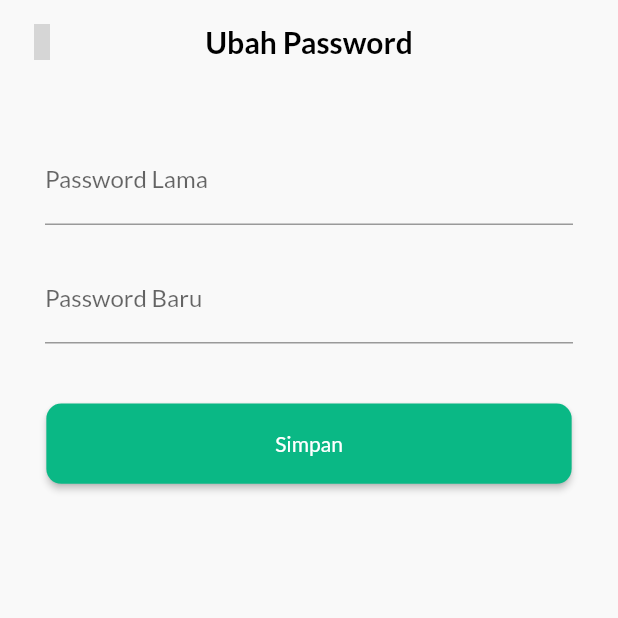
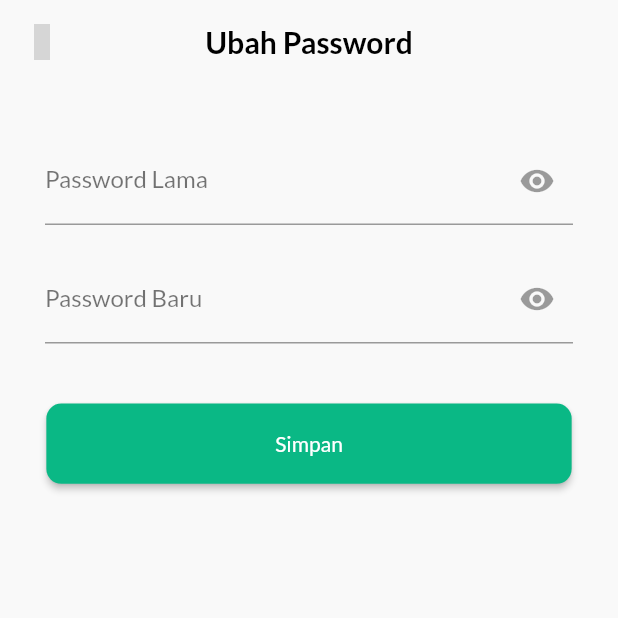
Before and after one commit to khrisnandika/HealthCare-Mobile, a Flutter app: the ubahPassword screen opened directly, on a phone screen of 412 x 824 dp, the top half of it. Run offline on Flutter 3.47's test engine with Material 2 defaults, Android fonts, the phone set to English and light mode, and no system bars; our stand-ins replace accordion, cloud_firestore, concentric_transition, firebase_auth, firebase_core, firebase_storage and 9 more; accounts and stored records are empty; network calls fail; grey boxes are pictures that could not be loaded.

Commit message:
update profile page

```diff
--- a/lib/pages/Akun/ubah_password.dart
+++ b/lib/pages/Akun/ubah_password.dart
@@ -14,7 +14,14 @@ class _ubahPasswordState extends State<ubahPassword> {
   TextEditingController currentPasswordController = TextEditingController();
   TextEditingController newPasswordController = TextEditingController();
   TextEditingController emailController = TextEditingController();
-  TextEditingController passwordController= TextEditingController();
+  TextEditingController passwordController = TextEditingController();
+
+  bool _obscureText = true;
+  bool _obscureCText = true;
+
+  FocusNode _focusNode = FocusNode();
+  FocusNode _focusNodes = FocusNode();
+  Color? color;
 
   void _changePassword(String currentPassword, String newPassword) async {
     final user = await FirebaseAuth.instance.currentUser;
@@ -39,6 +46,16 @@ class _ubahPasswordState extends State<ubahPassword> {
 
   @override
   Widget build(BuildContext context) {
+    _focusNode.addListener(
+      () {
+        setState(
+          () {
+            color = _focusNode.hasFocus ? kHealthCareColor : Colors.black54;
+          },
+        );
+      },
+    );
+
     return Scaffold(
       backgroundColor: kBackgroundColor,
       appBar: AppBar(
@@ -69,30 +86,47 @@ class _ubahPasswordState extends State<ubahPassword> {
               SizedBox(
                 height: 25,
               ),
-              // Padding(
-              //   padding: EdgeInsets.symmetric(
-              //     horizontal: 30,
-              //     vertical: 10,
-              //   ),
-              //   child: TextField(
-              //     obscureText: true,
-              //     decoration: InputDecoration(
-              //       labelText: 'Password Awal',
-              //       hintText: 'Password Awal',
-              //     ),
-              //   ),
-              // ),
               Padding(
                 padding: EdgeInsets.symmetric(
                   horizontal: 30,
                   vertical: 10,
                 ),
                 child: TextField(
+                  focusNode: _focusNodes,
                   controller: currentPasswordController,
-                  obscureText: true,
+                  obscureText: _obscureText,
+                  cursorColor: kHealthCareColor,
                   decoration: InputDecoration(
                     labelText: 'Password Lama',
+                    labelStyle: TextStyle(
+                      color: _focusNodes.hasFocus
+                          ? kHealthCareColor
+                          : Colors.black54,
+                    ),
                     hintText: 'Masukkan password lama anda',
+                    focusedBorder: UnderlineInputBorder(
+                      borderSide: BorderSide(
+                        color: kHealthCareColor,
+                      ),
+                    ),
+                    enabledBorder: const UnderlineInputBorder(
+                      borderSide: BorderSide(
+                        color: Colors.black38,
+                      ),
+                    ),
+                    suffixIcon: GestureDetector(
+                      onTap: () {
+                        setState(() {
+                          _obscureText = !_obscureText;
+                        });
+                      },
+                      child: Icon(
+                        _obscureText ? Icons.visibility : Icons.visibility_off,
+                        color: _focusNodes.hasFocus
+                            ? kHealthCareColor
+                            : Colors.black38,
+                      ),
+                    ),
                   ),
                 ),
               ),
@@ -102,11 +136,41 @@ class _ubahPasswordState extends State<ubahPassword> {
                   vertical: 10,
                 ),
                 child: TextField(
+                  focusNode: _focusNode,
                   controller: newPasswordController,
-                  obscureText: true,
+                  obscureText: _obscureCText,
+                  cursorColor: kHealthCareColor,
                   decoration: InputDecoration(
                     labelText: 'Password Baru',
+                    labelStyle: TextStyle(
+                      color: _focusNode.hasFocus
+                          ? kHealthCareColor
+                          : Colors.black54,
+                    ),
                     hintText: 'Masukkan password baru anda',
+                    focusedBorder: UnderlineInputBorder(
+                      borderSide: BorderSide(
+                        color: kHealthCareColor,
+                      ),
+                    ),
+                    enabledBorder: const UnderlineInputBorder(
+                      borderSide: BorderSide(
+                        color: Colors.black38,
+                      ),
+                    ),
+                    suffixIcon: GestureDetector(
+                      onTap: () {
+                        setState(() {
+                          _obscureCText = !_obscureCText;
+                        });
+                      },
+                      child: Icon(
+                        _obscureCText ? Icons.visibility : Icons.visibility_off,
+                        color: _focusNode.hasFocus
+                            ? kHealthCareColor
+                            : Colors.black38,
+                      ),
+                    ),
                   ),
                 ),
               ),
```
Also changed, not shown: lib/pages/Akun/hapus_akun.dart (+56 -6 lines).
